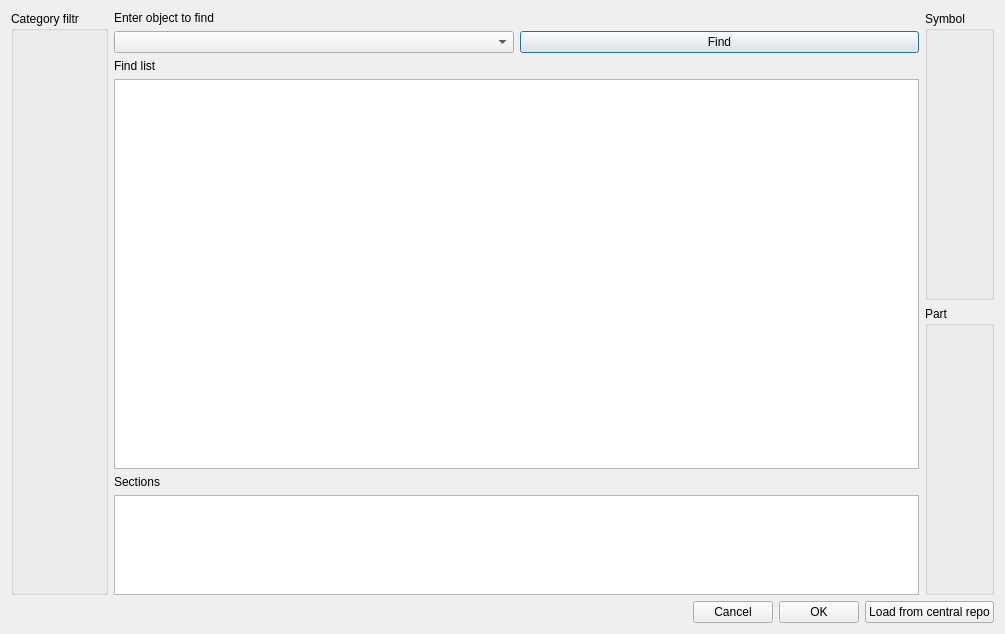
Qt form windows/SdDGetObject.ui (usiksan/SaliCAD) before a commit.
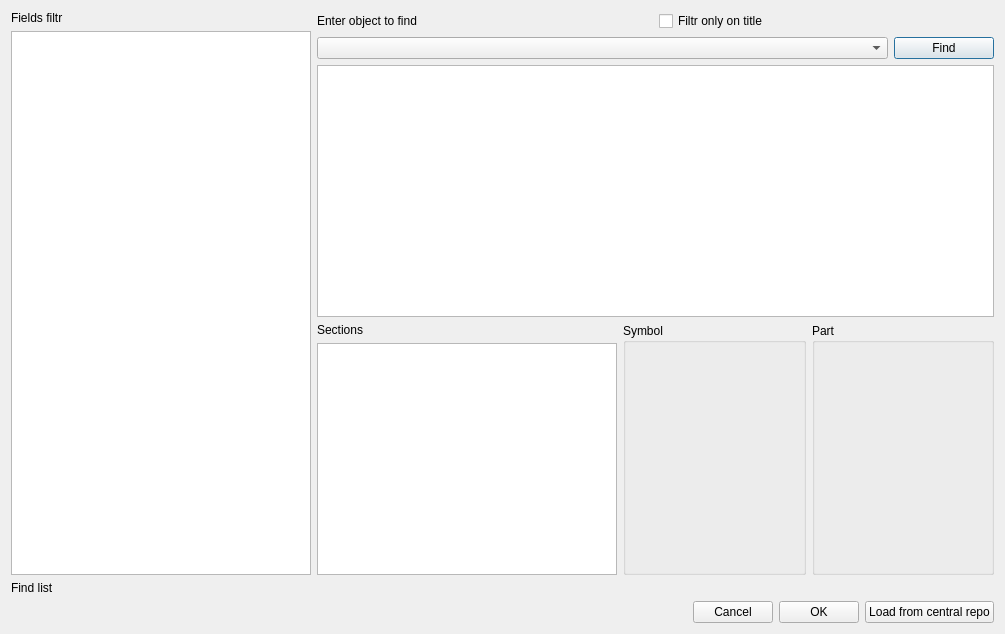
The same form after that commit.

Commit message: Continue with GetObject

The edit to the form file:
```diff
--- a/windows/SdDGetObject.ui
+++ b/windows/SdDGetObject.ui
@@ -13,19 +13,41 @@
   <property name="windowTitle">
    <string>Dialog</string>
   </property>
+  <layout class="QVBoxLayout" name="verticalLayout_4">
+   <item>
+    <layout class="QHBoxLayout" name="horizontalLayout_5">
+     <item>
   <layout class="QVBoxLayout" name="verticalLayout_3">
    <item>
-    <layout class="QHBoxLayout" name="horizontalLayout">
+        <widget class="QLabel" name="label_3">
+         <property name="maximumSize">
+          <size>
+           <width>300</width>
+           <height>16777215</height>
+          </size>
+         </property>
+         <property name="text">
+          <string>Fields filtr</string>
+         </property>
+        </widget>
+       </item>
      <item>
-      <widget class="QGroupBox" name="mCategoryBox">
-       <property name="title">
-        <string>Category filtr</string>
-       </property>
-      </widget>
+        <widget class="QTableWidget" name="mFieldsBox">
+         <property name="maximumSize">
+          <size>
+           <width>300</width>
+           <height>16777215</height>
+          </size>
+         </property>
+        </widget>
+       </item>
+      </layout>
      </item>
      <item>
       <layout class="QVBoxLayout" name="verticalLayout_2">
        <item>
+        <layout class="QHBoxLayout" name="horizontalLayout_4">
+         <item>
         <widget class="QLabel" name="label">
          <property name="text">
           <string>Enter object to find</string>
@@ -33,30 +55,45 @@
         </widget>
        </item>
        <item>
+          <widget class="QCheckBox" name="mTitleOnlyFiltr">
+           <property name="text">
+            <string>Filtr only on title</string>
+           </property>
+          </widget>
+         </item>
+        </layout>
+       </item>
+       <item>
         <layout class="QHBoxLayout" name="horizontalLayout_2">
          <item>
           <widget class="QComboBox" name="mFind"/>
          </item>
          <item>
           <widget class="QPushButton" name="mFindButton">
+           <property name="maximumSize">
+            <size>
+             <width>100</width>
+             <height>16777215</height>
+            </size>
+           </property>
            <property name="text">
             <string>Find</string>
            </property>
-          </widget>
-         </item>
-        </layout>
-       </item>
-       <item>
-        <widget class="QLabel" name="label_2">
-         <property name="text">
-          <string>Find list</string>
-         </property>
-        </widget>
+           <property name="default">
+            <bool>true</bool>
+           </property>
+          </widget>
+         </item>
+        </layout>
        </item>
        <item>
         <widget class="QTableWidget" name="mTable"/>
        </item>
        <item>
+        <layout class="QHBoxLayout" name="horizontalLayout">
+         <item>
+          <layout class="QVBoxLayout" name="verticalLayout">
+           <item>
         <widget class="QLabel" name="label_4">
          <property name="maximumSize">
           <size>
@@ -73,16 +110,14 @@
         <widget class="QListWidget" name="mSections">
          <property name="maximumSize">
           <size>
-           <width>16777215</width>
-           <height>100</height>
+               <width>300</width>
+               <height>16777215</height>
           </size>
          </property>
         </widget>
        </item>
       </layout>
      </item>
-     <item>
-      <layout class="QVBoxLayout" name="verticalLayout">
        <item>
         <widget class="QGroupBox" name="mSymbolBox">
          <property name="title">
@@ -100,6 +135,15 @@
       </layout>
      </item>
     </layout>
+     </item>
+    </layout>
+   </item>
+   <item>
+    <widget class="QLabel" name="label_2">
+     <property name="text">
+      <string>Find list</string>
+     </property>
+    </widget>
    </item>
    <item>
     <layout class="QHBoxLayout" name="horizontalLayout_3">
```
Lines whose indentation alone changed are shown as unchanged. The commit also changes 4 other files.
